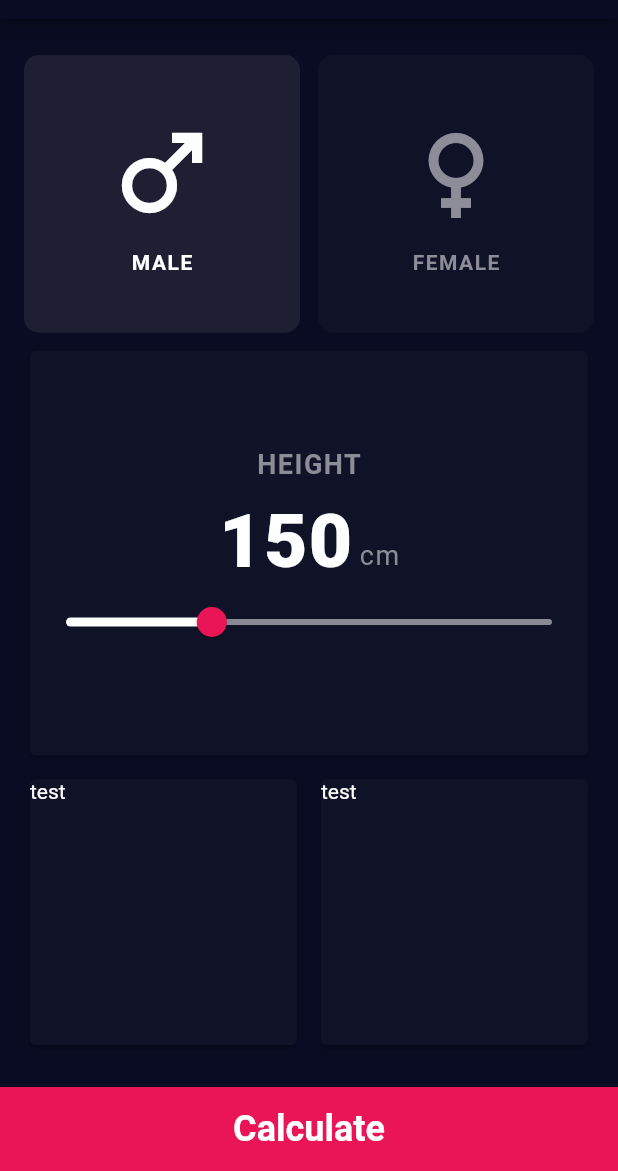
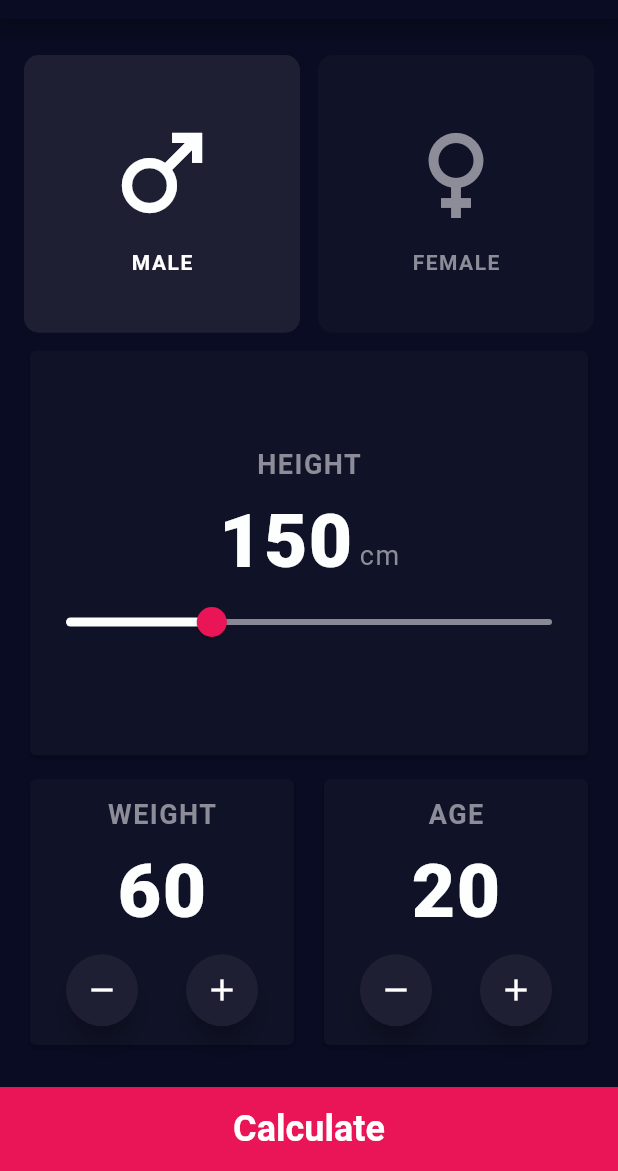
Before and after one commit to ridhokhalis99/bmi-calculator, a Flutter app: the screen it shows after launch, on a phone screen of 412 x 824 dp, the part 65-1236 px from its top. Run offline on Flutter 3.47's test engine with Material 2 defaults, Android fonts, the phone set to English and light mode, and no system bars.

Commit message:
weight and age input

```diff
--- /dev/null
+++ b/lib/pages/input_page/components/input_weight_age.dart
@@ -0,0 +1,31 @@
+import 'package:flutter/material.dart';
+import 'package:bmi_calculator/pages/input_page/components/numeric_card.dart';
+
+class InputWeightAge extends StatelessWidget {
+  const InputWeightAge({
+    Key? key,
+  }) : super(key: key);
+
+  @override
+  Widget build(BuildContext context) {
+    return Row(
+      children: const [
+        Expanded(
+          child: NumericCard(
+            label: 'WEIGHT',
+            defaultValue: 60,
+          ),
+        ),
+        SizedBox(
+          width: 12.0,
+        ),
+        Expanded(
+          child: NumericCard(
+            label: 'AGE',
+            defaultValue: 20,
+          ),
+        ),
+      ],
+    );
+  }
+}
--- /dev/null
+++ b/lib/pages/input_page/components/numeric_card.dart
@@ -0,0 +1,86 @@
+import 'package:bmi_calculator/components/card.dart';
+import 'package:bmi_calculator/constants/styles.dart';
+import 'package:bmi_calculator/constants/colors.dart';
+import 'package:flutter/material.dart';
+
+class NumericCard extends StatefulWidget {
+  final String label;
+  final int defaultValue;
+  const NumericCard({
+    Key? key,
+    required this.label,
+    required this.defaultValue,
+  }) : super(key: key);
+
+  @override
+  _NumericCardState createState() => _NumericCardState();
+}
+
+class _NumericCardState extends State<NumericCard> {
+  late int _value;
+
+  @override
+  void initState() {
+    super.initState();
+    _value = widget.defaultValue;
+  }
+
+  @override
+  Widget build(BuildContext context) {
+    void onAdd() {
+      setState(() {
+        _value++;
+      });
+    }
+
+    void onMinus() {
+      setState(() {
+        _value--;
+      });
+    }
+
+    return CustomCard(
+      child: Column(
+        mainAxisAlignment: MainAxisAlignment.center,
+        children: [
+          Text(widget.label, style: kLabelTextStyle),
+          const SizedBox(
+            height: 12.0,
+          ),
+          Text(_value.toString(), style: kNumberTextStyle),
+          const SizedBox(
+            height: 12.0,
+          ),
+          Row(
+            mainAxisAlignment: MainAxisAlignment.center,
+            children: [
+              ElevatedButton(
+                onPressed: onMinus,
+                style: ElevatedButton.styleFrom(
+                  padding: const EdgeInsets.all(12.0),
+                  shape: const CircleBorder(),
+                  backgroundColor: kLighterPrimaryColor,
+                  elevation: 6,
+                ),
+                child: const Icon(Icons.remove),
+              ),
+              const SizedBox(
+                width: 16.0,
+              ),
+              ElevatedButton(
+                onPressed: onAdd,
+                style: ElevatedButton.styleFrom(
+                  padding: const EdgeInsets.all(12.0),
+                  shape: const CircleBorder(),
+                  backgroundColor: kLighterPrimaryColor,
+                  elevation: 6,
+                ),
+                child: const Icon(Icons.add),
+              ),
+            ],
+          ),
+        ],
+      ),
+    );
+  }
+}
--- a/lib/pages/input_page/index.dart
+++ b/lib/pages/input_page/index.dart
@@ -1,3 +1,4 @@
+import 'package:bmi_calculator/pages/input_page/components/input_weight_age.dart';
 import 'package:flutter/material.dart';
 import 'package:bmi_calculator/components/card.dart';
 import 'components/bottom_button.dart';
@@ -23,28 +24,17 @@ class _InputPageState extends State<InputPage> {
       body: Container(
         margin: const EdgeInsets.fromLTRB(16.0, 24.0, 16.0, 80.0),
         child: Column(
-          children: [
-            const Expanded(flex: 2, child: InputGender()),
-            const SizedBox(height: 8.0),
-            const Expanded(
+          children: const [
+            Expanded(flex: 2, child: InputGender()),
+            SizedBox(height: 8.0),
+            Expanded(
               flex: 3,
               child: InputHeight(),
             ),
-            const SizedBox(height: 8.0),
+            SizedBox(height: 8.0),
             Expanded(
               flex: 2,
-              child: Row(
-                crossAxisAlignment: CrossAxisAlignment.stretch,
-                children: const [
-                  CustomCard(
-                    child: Text('test'),
-                  ),
-                  SizedBox(width: 8.0),
-                  CustomCard(
-                    child: Text('test'),
-                  )
-                ],
-              ),
+              child: InputWeightAge(),
             )
           ],
         ),
```
